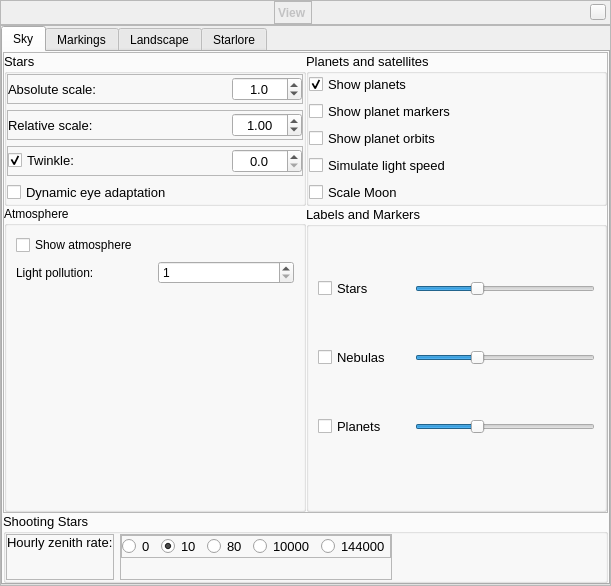
519984307/stellarium_src, file src/gui/viewDialog.ui: the form before one commit.
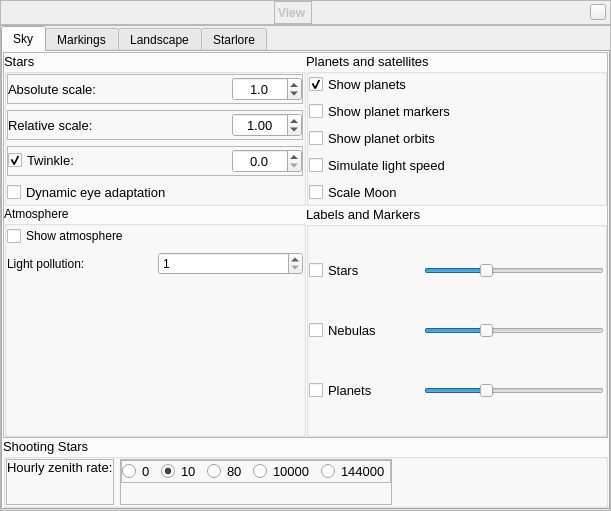
The form after the commit. The open tabs and pages were chosen to show the change. Icons and pictures are not drawn. Custom widgets are drawn as their Qt base class.

Commit message: Improved Sky window.

The edit to the form file:
```diff
--- a/src/gui/viewDialog.ui
+++ b/src/gui/viewDialog.ui
@@ -6,7 +6,7 @@
     <x>0</x>
     <y>0</y>
     <width>611</width>
-    <height>586</height>
+    <height>511</height>
    </rect>
   </property>
   <property name="font" >
@@ -608,6 +608,9 @@
                 <string>Atmosphere</string>
                </property>
                <layout class="QVBoxLayout" name="verticalLayout_3" >
+                <property name="margin" >
+                 <number>0</number>
+                </property>
                 <item>
                  <widget class="QCheckBox" name="showAtmosphereCheckBox" >
                   <property name="text" >
@@ -644,10 +647,13 @@
                   <property name="orientation" >
                    <enum>Qt::Vertical</enum>
                   </property>
+                  <property name="sizeType" >
+                   <enum>QSizePolicy::Expanding</enum>
+                  </property>
                   <property name="sizeHint" stdset="0" >
                    <size>
                     <width>20</width>
-                    <height>40</height>
+                    <height>0</height>
                    </size>
                   </property>
                  </spacer>
@@ -683,6 +689,9 @@
                 <bool>false</bool>
                </property>
                <layout class="QGridLayout" name="gridLayout" >
+                <property name="margin" >
+                 <number>0</number>
+                </property>
                 <item row="0" column="0" >
                  <widget class="QCheckBox" name="starLabelCheckBox" >
                   <property name="text" >
@@ -752,22 +761,6 @@
                   </property>
                  </widget>
                 </item>
-                <item row="3" column="0" >
-                 <spacer name="horizontalSpacer_5" >
-                  <property name="orientation" >
-                   <enum>Qt::Horizontal</enum>
-                  </property>
-                  <property name="sizeType" >
-                   <enum>QSizePolicy::Minimum</enum>
-                  </property>
-                  <property name="sizeHint" stdset="0" >
-                   <size>
-                    <width>40</width>
-                    <height>20</height>
-                   </size>
-                  </property>
-                 </spacer>
-                </item>
                 <item row="3" column="1" >
                  <spacer name="horizontalSpacer_4" >
                   <property name="orientation" >
@@ -779,7 +772,23 @@
                   <property name="sizeHint" stdset="0" >
                    <size>
                     <width>180</width>
-                    <height>20</height>
+                    <height>0</height>
+                   </size>
+                  </property>
+                 </spacer>
+                </item>
+                <item row="3" column="0" >
+                 <spacer name="horizontalSpacer_5" >
+                  <property name="orientation" >
+                   <enum>Qt::Horizontal</enum>
+                  </property>
+                  <property name="sizeType" >
+                   <enum>QSizePolicy::Minimum</enum>
+                  </property>
+                  <property name="sizeHint" stdset="0" >
+                   <size>
+                    <width>40</width>
+                    <height>0</height>
                    </size>
                   </property>
                  </spacer>
```
Left out of the diff: 153 changed lines with no effect on the pictures.
